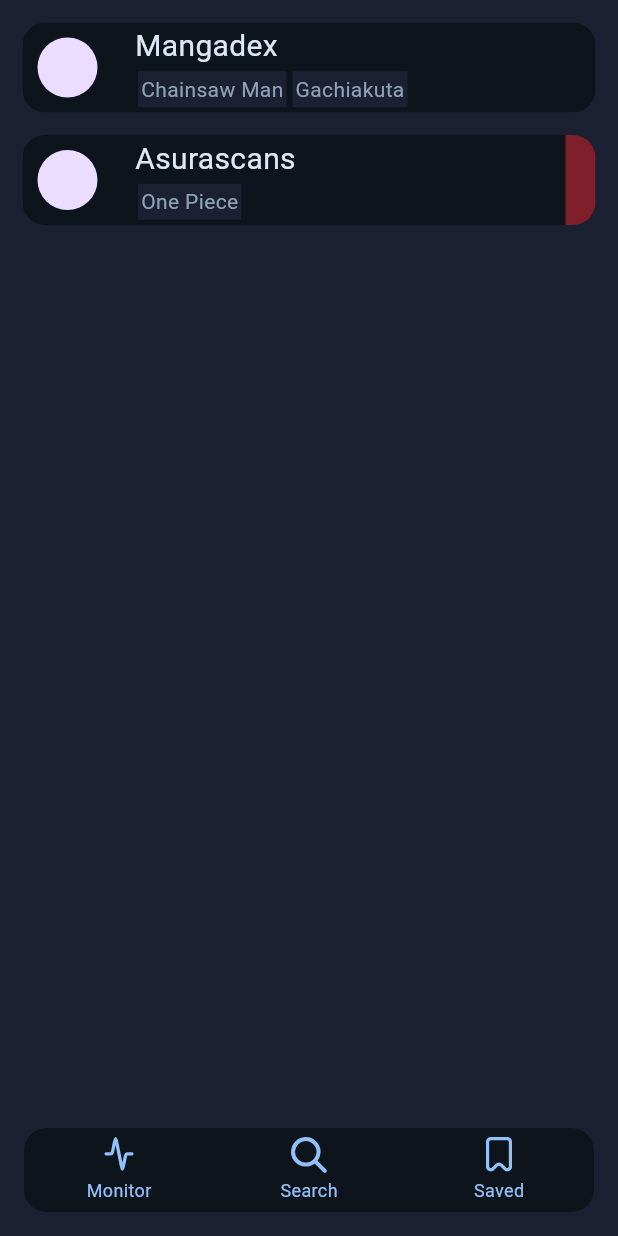
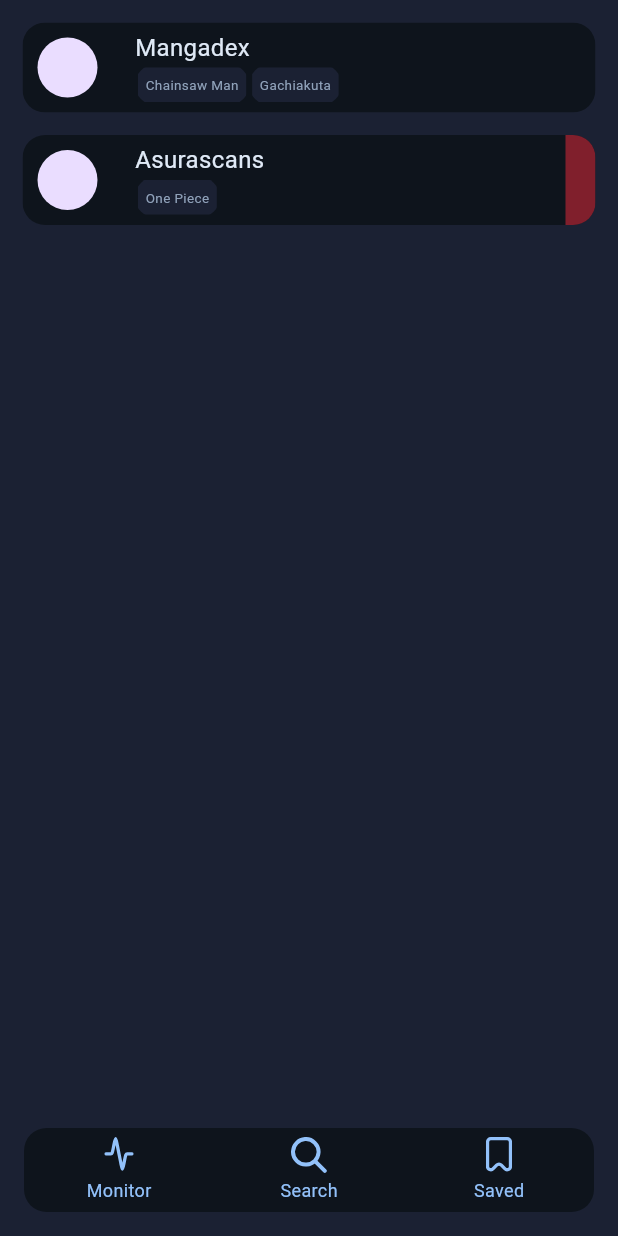
Before and after one commit to UCF-Victoria-Tran/KnightHacks8-2025, a Flutter app: the screen it shows after launch, on a phone screen of 412 x 824 dp. Run offline on Flutter 3.47's test engine with Material 3 defaults, Android fonts, the phone set to English and light mode, and no system bars; drawn by our look-alikes of persistent_bottom_nav_bar_v2; our stand-ins replace flutter_svg.

Commit message:
minor edits to monitoring and starting on search

```diff
--- a/knighthacksproject/lib/monitor.dart
+++ b/knighthacksproject/lib/monitor.dart
@@ -1,5 +1,8 @@
 import 'package:flutter/material.dart';
 import 'package:knighthacksproject/colors.dart';
+
+// TODO: fix when multiple manga/manhwa are in the list it will go through
+// the box constraints. Got to append and add a ListViewer/horizontal scroll
 
 class MonitorPage extends StatefulWidget {
   const MonitorPage({super.key});
@@ -14,12 +17,28 @@
       mainAxisAlignment: MainAxisAlignment.start,
       children: [
         for (var title in titles)
-          Container(
-            padding: EdgeInsets.all(2),
-            margin: EdgeInsets.all(2),
-            color: bg,
-            child: Text(title, style: TextStyle(color: minorTextColor)),
-          ),
+          (title.length > 20)
+              ? ClipRRect(
+                borderRadius: BorderRadius.circular(15.0),
+                child: Container(
+                  padding: EdgeInsets.all(5),
+                  margin: EdgeInsets.all(2),
+                  color: bg,
+                  child: Text(
+                    "${title.substring(20)}...",
+                    style: TextStyle(fontSize: 9, color: minorTextColor),
+                  ),
+                ),
+              )
+              : ClipRRect(
+                borderRadius: BorderRadius.circular(15.0),
+                child: Container(
+                  padding: EdgeInsets.all(5),
+                  margin: EdgeInsets.all(2),
+                  color: bg,
+                  child: Text(title, style: TextStyle(fontSize: 9, color: minorTextColor)),
+                ),
+              ),
       ],
     );
   }
@@ -59,7 +78,7 @@
                     children: [
                       Text(
                         siteName,
-                        style: TextStyle(fontSize: 20, color: majorTextColor),
+                        style: TextStyle(fontSize: 16, color: majorTextColor),
                         textAlign: TextAlign.left,
                       ),
                       savedTitleCards(titles),
--- a/knighthacksproject/lib/search.dart
+++ b/knighthacksproject/lib/search.dart
@@ -63,18 +63,17 @@
               BuildContext context,
               SearchController controller,
             ) {
-              return const <Widget>[];
-              // return List<ListTile>.generate(5, (int index) {
-              //   final String item = 'item $index';
-              //   return ListTile(
-              //     title: Text(item),
-              //     onTap: () {
-              //       setState(() {
-              //         controller.closeView(item);
-              //       });
-              //     },
-              //   );
-              // });
+              return List<ListTile>.generate(5, (int index) {
+                final String item = 'item $index';
+                return ListTile(
+                  title: Text(item),
+                  onTap: () {
+                    setState(() {
+                      controller.closeView(item);
+                    });
+                  },
+                );
+              });
             },
           ),
         ),
```
